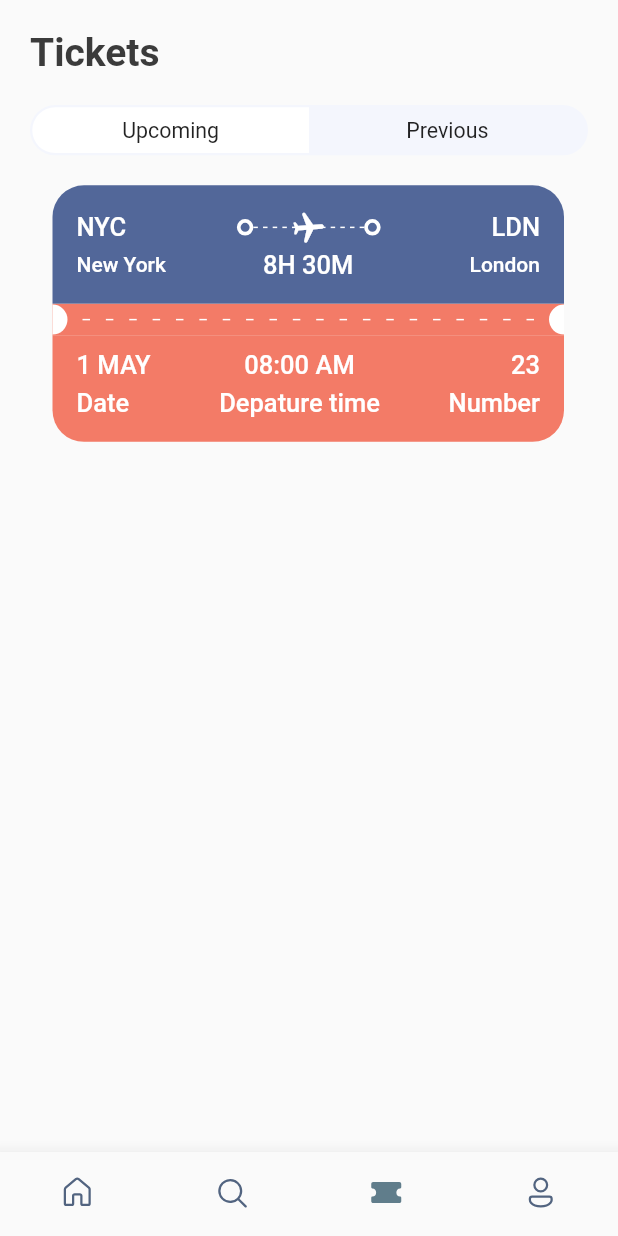
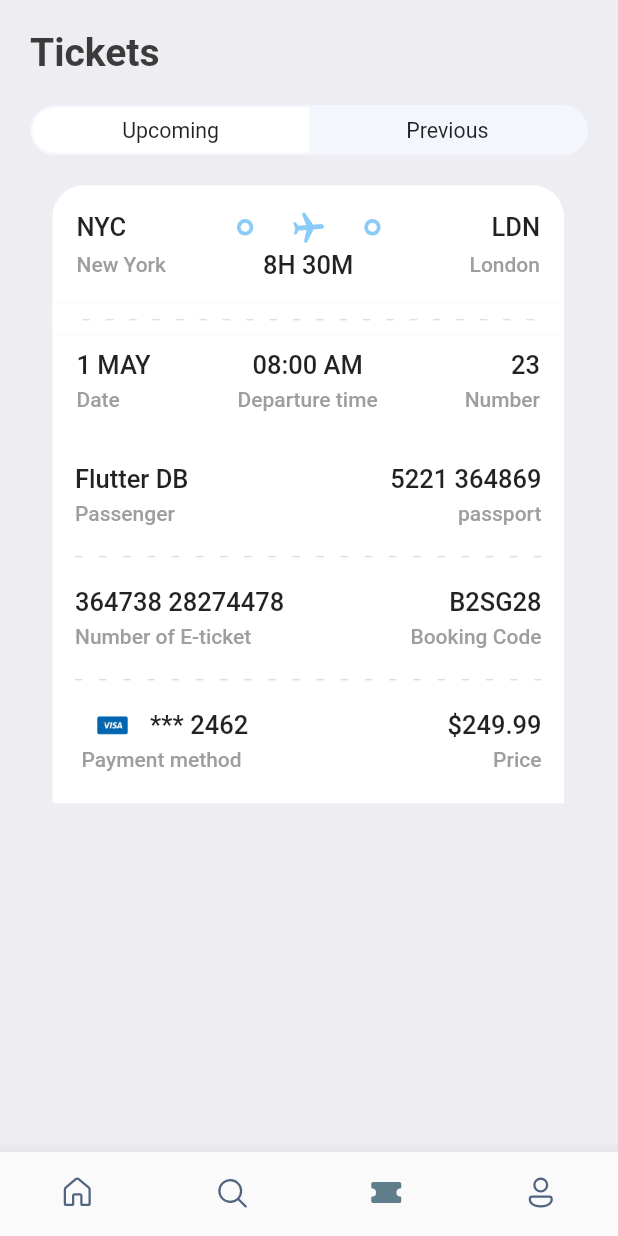
Before and after one commit to avi5079/ticket-booking-app, a Flutter app: the screen it shows after launch, item 3 of the bottom bar chosen, on a phone screen of 412 x 824 dp. Run offline on Flutter 3.47's test engine with Material 2 defaults, Android fonts, the phone set to English and light mode, and no system bars; our stand-ins replace fluentui_icons, gap, get.

Commit message:
ticket-screen updated

```diff
--- a/lib/screens/ticket_screen.dart
+++ b/lib/screens/ticket_screen.dart
@@ -1,6 +1,8 @@
 import 'package:flutter/material.dart';
 import 'package:gap/gap.dart';
 import 'package:ticket_booking_app/screens/ticket_view.dart';
+import 'package:ticket_booking_app/widgets/column_layout.dart';
+import 'package:ticket_booking_app/widgets/layout_builder_widget.dart';
 
 import '../utils/app_info_list.dart';
 import '../utils/app_layout.dart';
@@ -12,8 +14,9 @@ class TicketScreen extends StatelessWidget {
 
   @override
   Widget build(BuildContext context) {
-    final size = AppLayout.getSize(context);
+    // final size = AppLayout.getSize(context);
     return Scaffold(
+        backgroundColor: Styles.bgColor,
         body: Stack(children: [
           ListView(
               padding: EdgeInsets.symmetric(
@@ -22,12 +25,97 @@ class TicketScreen extends StatelessWidget {
               children: [
                 Text("Tickets", style: Styles.headLineStyle),
                 Gap(AppLayout.getHeight(20)),
-            const AppTicketTabs(firstTab: "Upcoming", secondTab: "Previous"),
+                const AppTicketTabs(
+                    firstTab: "Upcoming", secondTab: "Previous"),
                 Gap(AppLayout.getHeight(20)),
                 Container(
                   padding: EdgeInsets.only(left: AppLayout.getWidth(15)),
-              child: TicketView(ticket: ticketList[0]),
-            )
+                  child: TicketView(ticket: ticketList[0], isColor: true),
+                ),
+                const SizedBox(
+                  height: 1,
+                ),
+                Container(
+                    margin: EdgeInsets.only(
+                        left: AppLayout.getWidth(15),
+                        right: AppLayout.getWidth(16)),
+                    padding: EdgeInsets.symmetric(
+                        horizontal: AppLayout.getWidth(15),
+                        vertical: AppLayout.getHeight(20)),
+                    color: Colors.white,
+                    child: Column(children: [
+                      Row(
+                          mainAxisAlignment: MainAxisAlignment.spaceBetween,
+                          children: const [
+                            AppColumnLayout(
+                              firstText: "Flutter DB",
+                              secondText: "Passenger",
+                              alignment: CrossAxisAlignment.start,
+                              isColor: false,
+                            ),
+                            AppColumnLayout(
+                              firstText: "5221 364869",
+                              secondText: "passport",
+                              alignment: CrossAxisAlignment.end,
+                              isColor: false,
+                            ),
+                          ]),
+                      Gap(AppLayout.getHeight(20)),
+                      const AppLayoutBuilderWidget(
+                          sections: 15, isColor: false, width: 5),
+                      Gap(AppLayout.getHeight(20)),
+                      Row(
+                          mainAxisAlignment: MainAxisAlignment.spaceBetween,
+                          children: const [
+                            AppColumnLayout(
+                              firstText: "364738 28274478",
+                              secondText: "Number of E-ticket",
+                              alignment: CrossAxisAlignment.start,
+                              isColor: false,
+                            ),
+                            AppColumnLayout(
+                              firstText: "B2SG28",
+                              secondText: "Booking Code",
+                              alignment: CrossAxisAlignment.end,
+                              isColor: false,
+                            ),
+                          ]),
+                      Gap(AppLayout.getHeight(20)),
+                      const AppLayoutBuilderWidget(
+                          sections: 15, isColor: false, width: 5),
+                      Gap(AppLayout.getHeight(20)),
+                      Row(
+                        mainAxisAlignment: MainAxisAlignment.spaceBetween,
+                        children: [
+                          Column(children: [
+                            Row(
+                              children: [
+                                Container(
+                                  margin: EdgeInsets.zero,
+                                  height: AppLayout.getHeight(20),
+                                  width: AppLayout.getWidth(50),
+                                  child: Image.asset(
+                                    "assets/images/visa.jpg",
+                                    scale: 11,
+                                  ),
+                                ),
+                                Text("*** 2462", style: Styles.headLineStyle3),
+                              ],
+                            ),
+                            Gap(AppLayout.getHeight(5)),
+                            Text(
+                              "Payment method",
+                              style: Styles.headLineStyle4,
+                            ),
+                          ]),
+                          const AppColumnLayout(
+                              firstText: "\$249.99",
+                              secondText: "Price",
+                              alignment: CrossAxisAlignment.end)
+                        ],
+                      ),
+                      const SizedBox(height: 1),
+                    ])),
               ]),
         ]));
   }
--- a/lib/screens/ticket_view.dart
+++ b/lib/screens/ticket_view.dart
@@ -1,14 +1,18 @@
 // import 'package:flutter/cupertino.dart';
 import 'package:flutter/material.dart';
 import 'package:gap/gap.dart';
+import 'package:get/get_utils/src/platform/platform.dart';
 import 'package:ticket_booking_app/utils/app_styles.dart';
+import 'package:ticket_booking_app/widgets/column_layout.dart';
+import 'package:ticket_booking_app/widgets/layout_builder_widget.dart';
 import 'package:ticket_booking_app/widgets/thick_container.dart';
 
 import '../utils/app_layout.dart';
 
 class TicketView extends StatelessWidget {
   final Map<String, dynamic> ticket;
-  const TicketView({super.key, required this.ticket});
+  final bool? isColor;
+  const TicketView({super.key, required this.ticket, this.isColor});
 
   @override
   Widget build(BuildContext context) {
@@ -16,7 +20,7 @@ class TicketView extends StatelessWidget {
     // print(size.height);
     return SizedBox(
         width: size.width * 0.85,
-        height: AppLayout.getHeight(200),
+        height: AppLayout.getHeight(GetPlatform.isAndroid == true ? 165 : 167),
         child: Container(
           margin: EdgeInsets.only(
               right: AppLayout.getHeight(AppLayout.getHeight(16))),
@@ -24,7 +28,8 @@ class TicketView extends StatelessWidget {
             children: [
               Container(
                   decoration: BoxDecoration(
-                    color: Styles.darkBlueColor,
+                    color:
+                        isColor == null ? Styles.darkBlueColor : Colors.white,
                     borderRadius: BorderRadius.only(
                         topLeft: Radius.circular(AppLayout.getHeight(21)),
                         topRight: Radius.circular(AppLayout.getHeight(21))),
@@ -35,50 +40,37 @@ class TicketView extends StatelessWidget {
                       Row(
                         children: [
                           Text(ticket['from']['code'],
-                              style: Styles.headLineStyle3
-                                  .copyWith(color: Colors.white)),
+                              style: isColor == null
+                                  ? Styles.headLineStyle3
+                                      .copyWith(color: Colors.white)
+                                  : Styles.headLineStyle3),
                           // const Spacer() == Expanded(child: Container())
                           Expanded(
                             child: Container(),
                           ),
-                          const ThickContainer(),
+                          ThickContainer(isColor: isColor),
                           Expanded(
                               child: Stack(children: [
                             SizedBox(
                                 height: AppLayout.getHeight(24),
-                                child: LayoutBuilder(
-                                  builder: (BuildContext context,
-                                      BoxConstraints constraints) {
-                                    return Flex(
-                                      direction: Axis.horizontal,
-                                      mainAxisAlignment:
-                                          MainAxisAlignment.spaceBetween,
-                                      mainAxisSize: MainAxisSize.max,
-                                      children: List.generate(
-                                          (constraints.constrainWidth() / 6)
-                                              .floor(),
-                                          (index) => SizedBox(
-                                              width: AppLayout.getWidth(3),
-                                              height: AppLayout.getHeight(1),
-                                              child: const DecoratedBox(
-                                                decoration: BoxDecoration(
-                                                    color: Colors.white),
-                                              ))),
-                                    );
-                                  },
-                                )),
+                                child:
+                                    const AppLayoutBuilderWidget(sections: 6)),
                             Center(
                               child: Transform.rotate(
                                   angle: 1.5,
-                                  child: const Icon(Icons.local_airport_rounded,
-                                      color: Colors.white)),
+                                  child: Icon(Icons.local_airport_rounded,
+                                      color: isColor == null
+                                          ? Colors.white
+                                          : const Color(0xFF8ACCF7))),
                             ),
                           ])),
-                          const ThickContainer(),
+                          ThickContainer(isColor: isColor),
                           const Spacer(),
                           Text(ticket['to']['code'],
-                              style: Styles.headLineStyle3
-                                  .copyWith(color: Colors.white)),
+                              style: isColor == null
+                                  ? Styles.headLineStyle3
+                                      .copyWith(color: Colors.white)
+                                  : Styles.headLineStyle3),
                         ],
                       ),
                       Gap(AppLayout.getHeight(3)),
@@ -88,24 +80,30 @@ class TicketView extends StatelessWidget {
                           SizedBox(
                               width: AppLayout.getWidth(100),
                               child: Text(ticket['from']['name'],
-                                  style: Styles.headLineStyle4
-                                      .copyWith(color: Colors.white))),
+                                  style: isColor == null
+                                      ? Styles.headLineStyle4
+                                          .copyWith(color: Colors.white)
+                                      : Styles.headLineStyle4)),
                           Text(ticket['flying_time'],
-                              style: Styles.headLineStyle3
-                                  .copyWith(color: Colors.white)),
+                              style: isColor == null
+                                  ? Styles.headLineStyle3
+                                      .copyWith(color: Colors.white)
+                                  : Styles.headLineStyle3),
                           SizedBox(
                             width: AppLayout.getWidth(100),
                             child: Text(ticket['to']['name'],
                                 textAlign: TextAlign.end,
-                                style: Styles.headLineStyle4
-                                    .copyWith(color: Colors.white)),
+                                style: isColor == null
+                                    ? Styles.headLineStyle4
+                                        .copyWith(color: Colors.white)
+                                    : Styles.headLineStyle4),
                           )
                         ],
                       )
                     ],
                   )),
               Container(
-                  color: Styles.orangeColor,
+                  color: isColor == null ? Styles.orangeColor : Colors.white,
                   child: Row(
                     children: [
                       SizedBox(
@@ -132,9 +130,11 @@ class TicketView extends StatelessWidget {
                                 (index) => SizedBox(
                                       width: AppLayout.getWidth(5),
                                       height: AppLayout.getHeight(1),
-                                      child: const DecoratedBox(
+                                      child: DecoratedBox(
                                           decoration: BoxDecoration(
-                                              color: Colors.white)),
+                                              color: isColor == null
+                                                  ? Colors.white
+                                                  : Colors.grey.shade300)),
                                     )),
                           );
                         }),
@@ -155,10 +155,12 @@ class TicketView extends StatelessWidget {
                   )),
               Container(
                   decoration: BoxDecoration(
-                    color: Styles.orangeColor,
+                    color: isColor == null ? Styles.orangeColor : Colors.white,
                     borderRadius: BorderRadius.only(
-                        bottomLeft: Radius.circular(AppLayout.getHeight(21)),
-                        bottomRight: Radius.circular(AppLayout.getHeight(21))),
+                        bottomLeft: Radius.circular(
+                            AppLayout.getHeight(isColor == null ? 21 : 0)),
+                        bottomRight: Radius.circular(
+                            AppLayout.getHeight(isColor == null ? 21 : 0))),
                   ),
                   padding: EdgeInsets.only(
                       left: AppLayout.getWidth(16),
@@ -170,42 +172,21 @@ class TicketView extends StatelessWidget {
                       Row(
                         mainAxisAlignment: MainAxisAlignment.spaceBetween,
                         children: [
-                          Column(
-                            crossAxisAlignment: CrossAxisAlignment.start,
-                            children: [
-                              Text(ticket['date'],
-                                  style: Styles.headLineStyle3
-                                      .copyWith(color: Colors.white)),
-                              Gap(AppLayout.getHeight(5)),
-                              Text("Date",
-                                  style: Styles.headLineStyle3
-                                      .copyWith(color: Colors.white)),
-                            ],
-                          ),
-                          Column(
-                            crossAxisAlignment: CrossAxisAlignment.center,
-                            children: [
-                              Text(ticket['departure_time'],
-                                  style: Styles.headLineStyle3
-                                      .copyWith(color: Colors.white)),
-                              Gap(AppLayout.getHeight(5)),
-                              Text("Depature time",
-                                  style: Styles.headLineStyle3
-                                      .copyWith(color: Colors.white)),
-                            ],
-                          ),
-                          Column(
-                            crossAxisAlignment: CrossAxisAlignment.end,
-                            children: [
-                              Text("${ticket['number']}",
-                                  style: Styles.headLineStyle3
-                                      .copyWith(color: Colors.white)),
-                              Gap(AppLayout.getHeight(5)),
-                              Text("Number",
-                                  style: Styles.headLineStyle3
-                                      .copyWith(color: Colors.white)),
-                            ],
-                          ),
+                          AppColumnLayout(
+                              firstText: ticket['date'],
+                              secondText: "Date",
+                              alignment: CrossAxisAlignment.start,
+                              isColor: false),
+                          AppColumnLayout(
+                              firstText: ticket['departure_time'],
+                              secondText: "Departure time",
+                              alignment: CrossAxisAlignment.center,
+                              isColor: false),
+                          AppColumnLayout(
+                              firstText: "${ticket['number']}",
+                              secondText: "Number",
+                              alignment: CrossAxisAlignment.end,
+                              isColor: false),
                         ],
                       )
                     ],
--- a/lib/utils/app_styles.dart
+++ b/lib/utils/app_styles.dart
@@ -15,8 +15,8 @@ class Styles {
       TextStyle(fontSize: 26, color: textColor, fontWeight: FontWeight.bold);
   static TextStyle headLineStyle2 =
       TextStyle(fontSize: 21, color: textColor, fontWeight: FontWeight.bold);
-  static TextStyle headLineStyle3 = TextStyle(
-      fontSize: 17, color: Colors.grey.shade500, fontWeight: FontWeight.w500);
+  static TextStyle headLineStyle3 =
+      const TextStyle(fontSize: 17, fontWeight: FontWeight.w500);
   static TextStyle headLineStyle4 = TextStyle(
       fontSize: 14, color: Colors.grey.shade500, fontWeight: FontWeight.w500);
 }
--- /dev/null
+++ b/lib/widgets/column_layout.dart
@@ -0,0 +1,32 @@
+import 'package:flutter/material.dart';
+import 'package:gap/gap.dart';
+import 'package:ticket_booking_app/utils/app_layout.dart';
+import 'package:ticket_booking_app/utils/app_styles.dart';
+
+class AppColumnLayout extends StatelessWidget {
+  final CrossAxisAlignment alignment;
+  final String firstText;
+  final String secondText;
+  final bool? isColor;
+  const AppColumnLayout(
+      {super.key,
+      required this.firstText,
+      required this.secondText,
+      required this.alignment,
+      this.isColor});
+
+  @override
+  Widget build(BuildContext context) {
+    return Column(crossAxisAlignment: alignment, children: [
+      Text(firstText,
+          style: isColor == true
+              ? Styles.headLineStyle3.copyWith(color: Colors.white)
+              : Styles.headLineStyle3),
+      Gap(AppLayout.getHeight(5)),
+      Text(secondText,
+          style: isColor == true
+              ? Styles.headLineStyle4.copyWith(color: Colors.white)
+              : Styles.headLineStyle4),
+    ]);
+  }
+}
--- /dev/null
+++ b/lib/widgets/layout_builder_widget.dart
@@ -0,0 +1,34 @@
+import 'package:flutter/material.dart';
+import 'package:ticket_booking_app/utils/app_layout.dart';
+
+class AppLayoutBuilderWidget extends StatelessWidget {
+  final bool? isColor;
+  final int sections;
+  final double width;
+  const AppLayoutBuilderWidget(
+      {super.key, this.isColor, required this.sections, this.width = 3});
+
+  @override
+  Widget build(BuildContext context) {
+    return LayoutBuilder(
+      builder: (BuildContext context, BoxConstraints constraints) {
+        return Flex(
+          direction: Axis.horizontal,
+          mainAxisAlignment: MainAxisAlignment.spaceBetween,
+          mainAxisSize: MainAxisSize.max,
+          children: List.generate(
+              (constraints.constrainWidth() / sections).floor(),
+              (index) => SizedBox(
+                  width: AppLayout.getWidth(width),
+                  height: AppLayout.getHeight(1),
+                  child: DecoratedBox(
+                    decoration: BoxDecoration(
+                        color: isColor == null
+                            ? Colors.white
+                            : Colors.grey.shade300),
+                  ))),
+        );
+      },
+    );
+  }
+}
--- a/lib/widgets/thick_container.dart
+++ b/lib/widgets/thick_container.dart
@@ -1,7 +1,8 @@
 import 'package:flutter/material.dart';
 
 class ThickContainer extends StatelessWidget {
-  const ThickContainer({super.key});
+  final bool? isColor;
+  const ThickContainer({super.key, this.isColor});
 
   @override
   Widget build(BuildContext context) {
@@ -9,6 +10,9 @@ class ThickContainer extends StatelessWidget {
         padding: const EdgeInsets.all(3.0),
         decoration: BoxDecoration(
             borderRadius: BorderRadius.circular(20),
-            border: Border.all(width: 2.5, color: Colors.white)));
+            border: Border.all(
+                width: 2.5,
+                color:
+                    isColor == null ? Colors.white : const Color(0xFF8ACCF7))));
   }
 }
```
Also changed, not shown: assets/images/visa.jpg (added). Lines whose indentation alone changed are shown as unchanged.
